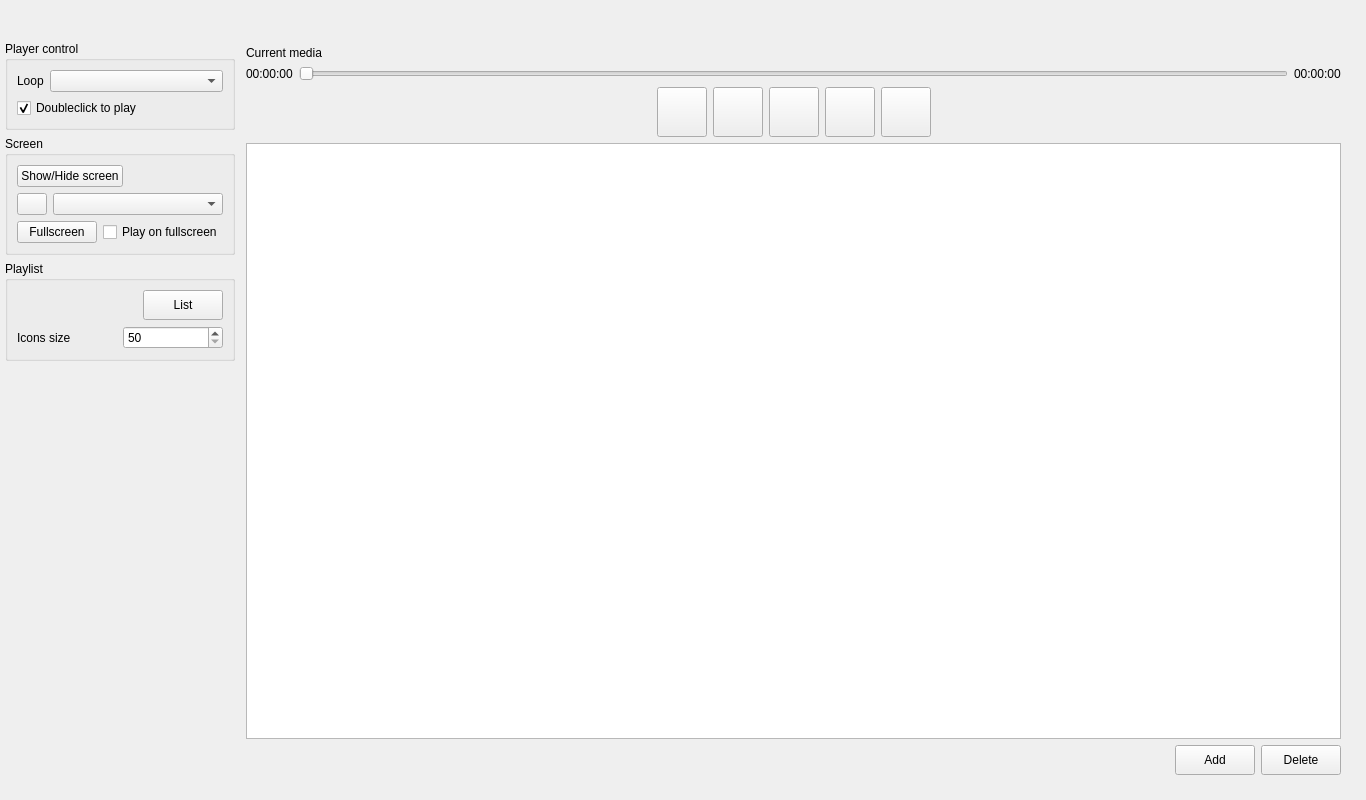
The window that UI/MainWindow.ui (ramaxa9/emedia) describes before a commit, drawn with Qt 5.
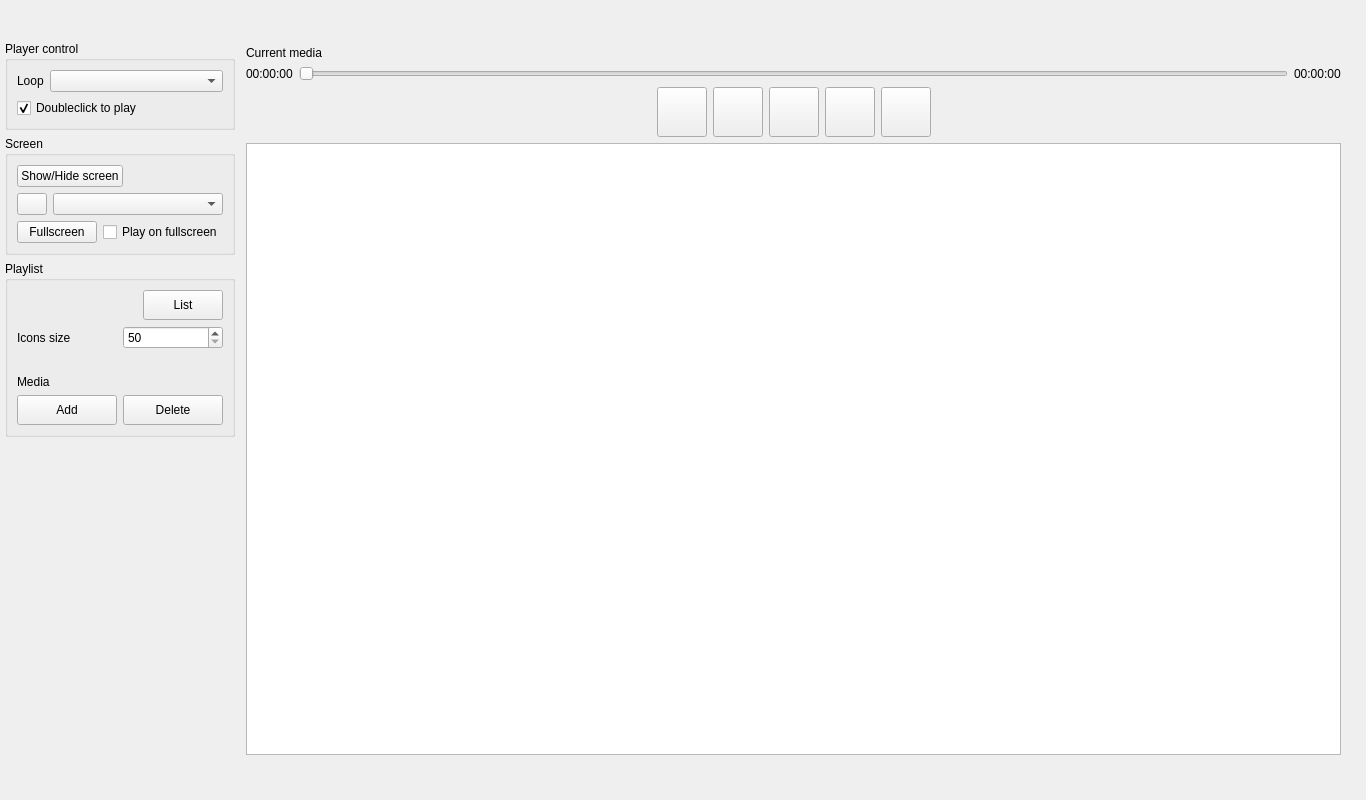
The same window after the commit. Icons and pictures are not drawn. Custom widgets are drawn as their Qt base class.

```diff
--- a/UI/MainWindow.ui
+++ b/UI/MainWindow.ui
@@ -254,6 +254,71 @@
             </item>
            </layout>
           </item>
+          <item>
+           <spacer name="verticalSpacer_2">
+            <property name="orientation">
+             <enum>Qt::Vertical</enum>
+            </property>
+            <property name="sizeType">
+             <enum>QSizePolicy::Fixed</enum>
+            </property>
+            <property name="sizeHint" stdset="0">
+             <size>
+              <width>20</width>
+              <height>20</height>
+             </size>
+            </property>
+           </spacer>
+          </item>
+          <item>
+           <widget class="QLabel" name="label_4">
+            <property name="text">
+             <string>Media</string>
+            </property>
+           </widget>
+          </item>
+          <item>
+           <layout class="QHBoxLayout" name="horizontalLayout_9">
+            <item>
+             <widget class="QPushButton" name="btn_playlist_add">
+              <property name="minimumSize">
+               <size>
+                <width>0</width>
+                <height>30</height>
+               </size>
+              </property>
+              <property name="text">
+               <string>Add</string>
+              </property>
+              <property name="iconSize">
+               <size>
+                <width>24</width>
+                <height>24</height>
+               </size>
+              </property>
+             </widget>
+            </item>
+            <item>
+             <widget class="QPushButton" name="btn_playlist_del">
+              <property name="minimumSize">
+               <size>
+                <width>0</width>
+                <height>30</height>
+               </size>
+              </property>
+              <property name="text">
+               <string>Delete</string>
+              </property>
+              <property name="iconSize">
+               <size>
+                <width>24</width>
+                <height>24</height>
+               </size>
+              </property>
+             </widget>
+            </item>
+           </layout>
+          </item>
          </layout>
         </widget>
        </item>
@@ -494,7 +559,7 @@
         </widget>
        </item>
        <item>
-        <layout class="QHBoxLayout" name="horizontalLayout_6" stretch="1,0,0,0">
+        <layout class="QHBoxLayout" name="horizontalLayout_6" stretch="1">
          <property name="spacing">
           <number>6</number>
          </property>
@@ -554,60 +619,6 @@
            </property>
           </widget>
          </item>
-         <item>
-          <spacer name="horizontalSpacer_2">
-           <property name="orientation">
-            <enum>Qt::Horizontal</enum>
-           </property>
-           <property name="sizeType">
-            <enum>QSizePolicy::Expanding</enum>
-           </property>
-           <property name="sizeHint" stdset="0">
-            <size>
-             <width>30</width>
-             <height>20</height>
-            </size>
-           </property>
-          </spacer>
-         </item>
-         <item>
-          <widget class="QPushButton" name="btn_playlist_add">
-           <property name="minimumSize">
-            <size>
-             <width>0</width>
-             <height>30</height>
-            </size>
-           </property>
-           <property name="text">
-            <string>Add</string>
-           </property>
-           <property name="iconSize">
-            <size>
-             <width>24</width>
-             <height>24</height>
-            </size>
-           </property>
-          </widget>
-         </item>
-         <item>
-          <widget class="QPushButton" name="btn_playlist_del">
-           <property name="minimumSize">
-            <size>
-             <width>0</width>
-             <height>30</height>
-            </size>
-           </property>
-           <property name="text">
-            <string>Delete</string>
-           </property>
-           <property name="iconSize">
-            <size>
-             <width>24</width>
-             <height>24</height>
-            </size>
-           </property>
-          </widget>
-         </item>
         </layout>
        </item>
       </layout>
```
